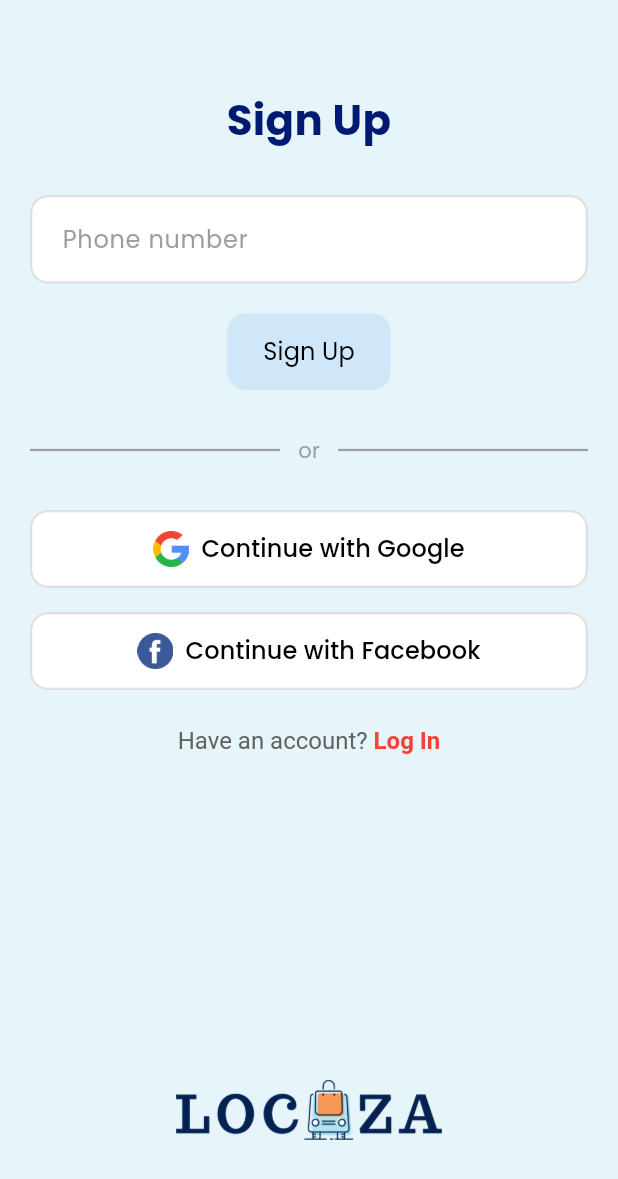
After one commit to sareefhub/local_community_marketplace, a Flutter app: the screen it shows after launch, after a tap on "Sign Up", on a phone screen of 412 x 824 dp. The commit adds this screen. Shown: the top 1179 px of the screen. Run offline on Flutter 3.47's test engine with Material 3 defaults, Android fonts, the phone set to English and light mode, and no system bars; our stand-ins replace cloud_firestore, firebase_core, flutter_riverpod, go_router, google_fonts; accounts and stored records are empty; generated files the repository leaves out were written again.

Commit message:
Fix code

```diff
--- a/lib/main.dart
+++ b/lib/main.dart
@@ -1,16 +1,18 @@
 import 'package:flutter/material.dart';
-import 'package:flutter_riverpod/flutter_riverpod.dart'; // ✅ เพิ่ม
+import 'package:flutter_riverpod/flutter_riverpod.dart';
 import 'package:google_fonts/google_fonts.dart';
 import 'package:firebase_core/firebase_core.dart';
 import 'firebase_options.dart';
 import 'screens/splash_screen.dart';
 import 'screens/home_screen.dart';
 import 'screens/login_screen.dart';
+import 'screens/login_phone_screen.dart';
 import 'screens/profile_screen.dart';
 import 'screens/post_screen.dart';
 import 'screens/edit_profile_screen.dart';
 import 'screens/post_form_screen.dart';
 import 'screens/favorite_screen.dart';
+
 import 'package:go_router/go_router.dart';
 
 void main() async {
@@ -20,7 +22,7 @@ void main() async {
   );
 
   runApp(
-    const ProviderScope(child: MyApp()), // ✅ ห่อด้วย ProviderScope
+    const ProviderScope(child: MyApp()),
   );
 }
 
@@ -30,7 +32,7 @@ class MyApp extends StatelessWidget {
   @override
   Widget build(BuildContext context) {
     final GoRouter _router = GoRouter(
-      initialLocation: '/',
+      initialLocation: '/login',
       routes: [
         GoRoute(
           path: '/',
@@ -43,6 +45,10 @@ class MyApp extends StatelessWidget {
         GoRoute(
           path: '/login',
           builder: (context, state) => const LoginScreen(),
+        ),
+        GoRoute(
+          path: '/loginphone',
+          builder: (context, state) => LoginPhoneScreen(),
         ),
         GoRoute(
           path: '/profile',
--- a/lib/screens/login_screen.dart
+++ b/lib/screens/login_screen.dart
@@ -1,82 +1,59 @@
 import 'package:flutter/material.dart';
 import 'login_phone_screen.dart';
-import 'register_phone_screen.dart';
+import 'sign_up_screen.dart';
 
 class LoginScreen extends StatelessWidget {
   const LoginScreen({super.key});
 
   @override
   Widget build(BuildContext context) {
+    buttonStyle({Color? bg, Color? fg, BorderSide? border}) => ElevatedButton.styleFrom(
+      backgroundColor: bg ?? Colors.white,
+      foregroundColor: fg ?? Colors.black,
+      elevation: 0,
+      padding: const EdgeInsets.symmetric(vertical: 15),
+      minimumSize: const Size(double.infinity, 48),
+      shape: RoundedRectangleBorder(
+        borderRadius: BorderRadius.circular(12),
+        side: border ?? BorderSide(color: Colors.grey.shade300, width: 1.5),
+      ),
+    );
+
+    buildIconButton(String label, String asset, VoidCallback onTap) => ElevatedButton.icon(
+      onPressed: onTap,
+      icon: Image.asset(asset, height: 24),
+      label: Text(label, style: const TextStyle(fontSize: 16)),
+      style: buttonStyle(),
+    );
+
     return Scaffold(
       body: SafeArea(
         child: Center(
           child: Padding(
-            padding: const EdgeInsets.symmetric(horizontal: 32.0),
+            padding: const EdgeInsets.symmetric(horizontal: 32),
             child: Column(
               mainAxisAlignment: MainAxisAlignment.center,
               children: [
-                Image.asset(
-                  'assets/logo-splash.png',
-                  height: 120,
-                ),
+                Image.asset('assets/logo-splash.png', height: 120),
                 const SizedBox(height: 48),
-                ElevatedButton.icon(
-                  onPressed: () {},
-                  icon: Image.asset(
-                    'assets/icons/search.png',
-                    height: 24,
-                    width: 24,
-                  ),
-                  label: const Text(
-                    "Continue with Google",
-                    style: TextStyle(color: Colors.black),
-                  ),
-                  style: ElevatedButton.styleFrom(
-                    backgroundColor: Colors.blue.shade100,
-                    minimumSize: const Size(double.infinity, 48),
-                  ),
-                ),
+                buildIconButton('Continue with Google', 'assets/icons/search.png', () {}),
                 const SizedBox(height: 16),
-                ElevatedButton.icon(
-                  onPressed: () {},
-                  icon: Image.asset(
-                    'assets/icons/facebook.png',
-                    height: 24,
-                    width: 24,
-                  ),
-                  label: const Text(
-                    "Continue with Facebook",
-                    style: TextStyle(color: Colors.black),
-                  ),
-                  style: ElevatedButton.styleFrom(
-                    backgroundColor: Colors.blue.shade100,
-                    minimumSize: const Size(double.infinity, 48),
-                  ),
-                ),
+                buildIconButton('Continue with Facebook', 'assets/icons/facebook.png', () {}),
                 const SizedBox(height: 24),
-                Row(
-                  children: const [
-                    Expanded(child: Divider(thickness: 1)),
+                const Row(
+                  children: [
+                    Expanded(child: Divider(color: Colors.grey, height: 1)),
                     Padding(
-                      padding: EdgeInsets.symmetric(horizontal: 12.0),
-                      child: Text("or", style: TextStyle(color: Colors.grey)),
+                      padding: EdgeInsets.symmetric(horizontal: 10),
+                      child: Text('or', style: TextStyle(color: Colors.grey)),
                     ),
-                    Expanded(child: Divider(thickness: 1)),
+                    Expanded(child: Divider(color: Colors.grey, height: 1)),
                   ],
                 ),
                 const SizedBox(height: 24),
                 ElevatedButton(
-                  onPressed: () {
-                    Navigator.push(
-                      context,
-                      MaterialPageRoute(builder: (context) => LoginPhoneScreen()),
-                    );
-                  },
-                  style: ElevatedButton.styleFrom(
-                    backgroundColor: Colors.blue.shade100,
-                    foregroundColor: Colors.black,
-                    minimumSize: const Size(double.infinity, 48),
-                  ),
+                  onPressed: () => Navigator.push(context, MaterialPageRoute(builder: (_) => LoginPhoneScreen())),
+                  style: buttonStyle(bg: Colors.blue.shade100),
                   child: const Text("Log in With Phone Number"),
                 ),
                 const SizedBox(height: 32),
@@ -85,17 +62,9 @@ class LoginScreen extends StatelessWidget {
                   children: [
                     const Text("Don’t have an account? "),
                     GestureDetector(
-                      onTap: () {
-                        Navigator.push(
-                          context,
-                          MaterialPageRoute(builder: (context) => RegisterPhoneScreen()),
-                        );
-                      },
-                      child: const Text(
-                        "Sign Up",
-                        style: TextStyle(color: Colors.red, fontWeight: FontWeight.bold),
-                      ),
-                    )
+                      onTap: () => Navigator.push(context, MaterialPageRoute(builder: (_) => const SignUpScreen())),
+                      child: const Text("Sign Up", style: TextStyle(color: Colors.red, fontWeight: FontWeight.bold)),
+                    ),
                   ],
                 ),
               ],
--- /dev/null
+++ b/lib/screens/sign_up_screen.dart
@@ -0,0 +1,197 @@
+import 'package:flutter/material.dart';
+import 'package:cloud_firestore/cloud_firestore.dart';
+import 'package:go_router/go_router.dart';
+
+class SignUpScreen extends StatefulWidget {
+  const SignUpScreen({super.key});
+
+  @override
+  _SignUpScreenState createState() => _SignUpScreenState();
+}
+
+class _SignUpScreenState extends State<SignUpScreen> {
+  final phoneController = TextEditingController();
+
+  Future<void> registerWithPhone(BuildContext context) async {
+    final phone = phoneController.text.trim();
+    if (phone.isEmpty) {
+      ScaffoldMessenger.of(context).showSnackBar(
+        const SnackBar(content: Text('⚠ กรุณากรอกเบอร์โทรศัพท์')),
+      );
+      return;
+    }
+
+    final firestore = FirebaseFirestore.instance;
+    try {
+      final exists = (await firestore
+              .collection('users')
+              .where('phone', isEqualTo: phone)
+              .get())
+          .docs
+          .isNotEmpty;
+      if (exists) {
+        ScaffoldMessenger.of(context).showSnackBar(
+          const SnackBar(content: Text('❗ เบอร์นี้ถูกใช้แล้ว')),
+        );
+        return;
+      }
+
+      await firestore.runTransaction((t) async {
+        final counterRef = firestore.collection('counters').doc('users');
+        final counterSnap = await t.get(counterRef);
+        final lastId = (counterSnap.exists ? counterSnap.get('lastUserId') : 0) ?? 0;
+        final newId = lastId + 1;
+        final newUser = 'user$newId';
+
+        t.set(firestore.collection('users').doc(newUser), {
+          'phone': phone,
+          'userId': newId.toString(),
+          'username': newUser,
+        });
+        t.set(counterRef, {'lastUserId': newId});
+      });
+
+      ScaffoldMessenger.of(context).showSnackBar(
+        const SnackBar(content: Text('✅ ลงทะเบียนสำเร็จ')),
+      );
+    } catch (e) {
+      ScaffoldMessenger.of(context).showSnackBar(
+        SnackBar(content: Text('⚠ เกิดข้อผิดพลาด: ${e.toString()}')),
+      );
+    }
+  }
+
+  @override
+  void dispose() {
+    phoneController.dispose();
+    super.dispose();
+  }
+
+  @override
+  Widget build(BuildContext context) {
+    buttonStyle({Color? bg, Color? fg, BorderSide? border}) => ElevatedButton.styleFrom(
+          backgroundColor: bg,
+          foregroundColor: fg,
+          elevation: 0,
+          padding: const EdgeInsets.symmetric(vertical: 14, horizontal: 24),
+          shape: RoundedRectangleBorder(
+            borderRadius: BorderRadius.circular(12),
+            side: border ?? BorderSide.none,
+          ),
+        );
+
+    buildButton(String label, String asset, VoidCallback onTap) => ElevatedButton.icon(
+          onPressed: onTap,
+          style: buttonStyle(
+            bg: Colors.white,
+            fg: Colors.black,
+            border: BorderSide(color: Colors.grey.shade300, width: 1.5),
+          ),
+          icon: Image.asset(asset, height: 24),
+          label: Text(label, style: const TextStyle(fontSize: 16)),
+        );
+
+    return Scaffold(
+      backgroundColor: const Color(0xFFE6F5F9),
+      body: SafeArea(
+        child: Padding(
+          padding: const EdgeInsets.symmetric(horizontal: 20, vertical: 40),
+          child: LayoutBuilder(
+            builder: (context, constraints) {
+              return SingleChildScrollView(
+                child: ConstrainedBox(
+                  constraints: BoxConstraints(minHeight: constraints.maxHeight),
+                  child: IntrinsicHeight(
+                    child: Column(
+                      crossAxisAlignment: CrossAxisAlignment.stretch,
+                      children: [
+                        const SizedBox(height: 20),
+                        const Text(
+                          'Sign Up',
+                          textAlign: TextAlign.center,
+                          style: TextStyle(
+                            fontSize: 28,
+                            fontWeight: FontWeight.bold,
+                            color: Color(0xFF001A72),
+                          ),
+                        ),
+                        const SizedBox(height: 30),
+                        Container(
+                          decoration: BoxDecoration(
+                            color: Colors.white,
+                            borderRadius: BorderRadius.circular(12),
+                            border: Border.all(color: Colors.grey.shade300, width: 1.5),
+                          ),
+                          child: TextField(
+                            controller: phoneController,
+                            keyboardType: TextInputType.phone,
+                            decoration: const InputDecoration(
+                              hintText: 'Phone number',
+                              hintStyle: TextStyle(color: Colors.grey),
+                              border: InputBorder.none,
+                              contentPadding: EdgeInsets.symmetric(vertical: 16, horizontal: 20),
+                            ),
+                          ),
+                        ),
+                        const SizedBox(height: 20),
+                        Center(
+                          child: ElevatedButton(
+                            onPressed: () => registerWithPhone(context),
+                            style: buttonStyle(bg: const Color(0xFFD0E7F9), fg: Colors.black),
+                            child: const Text(
+                              'Sign Up',
+                              style: TextStyle(fontSize: 16, fontWeight: FontWeight.normal),
+                            ),
+                          ),
+                        ),
+                        const SizedBox(height: 30),
+                        Row(
+                          children: const [
+                            Expanded(child: Divider(thickness: 1.5, color: Colors.grey)),
+                            Padding(
+                              padding: EdgeInsets.symmetric(horizontal: 12),
+                              child: Text('or', style: TextStyle(color: Colors.grey, fontSize: 14)),
+                            ),
+                            Expanded(child: Divider(thickness: 1.5, color: Colors.grey)),
+                          ],
+                        ),
+                        const SizedBox(height: 30),
+                        buildButton('Continue with Google', 'assets/icons/search.png', () {}),
+                        const SizedBox(height: 16),
+                        buildButton('Continue with Facebook', 'assets/icons/facebook.png', () {}),
+                        const SizedBox(height: 24),
+                        GestureDetector(
+                          onTap: () {
+                            GoRouter.of(context).push('/loginphone');
+                          },
+                          child: RichText(
+                            textAlign: TextAlign.center,
+                            text: TextSpan(
+                              text: 'Have an account? ',
+                              style: TextStyle(color: Colors.grey.shade700, fontSize: 16),
+                              children: const [
+                                TextSpan(
+                                  text: 'Log In',
+                                  style: TextStyle(color: Colors.red, fontWeight: FontWeight.bold),
+                                ),
+                              ],
+                            ),
+                          ),
+                        ),
+                        const Spacer(),
+                        Padding(
+                          padding: const EdgeInsets.only(bottom: 24),
+                          child: Center(child: Image.asset('assets/logo.png', height: 40)),
+                        ),
+                      ],
+                    ),
+                  ),
+                ),
+              );
+            },
+          ),
+        ),
+      ),
+    );
+  }
+}
```
Also changed, not shown: lib/screens/login_phone_screen.dart (+24 -13 lines), lib/screens/register_phone_screen.dart (deleted, +0 -133 lines).
